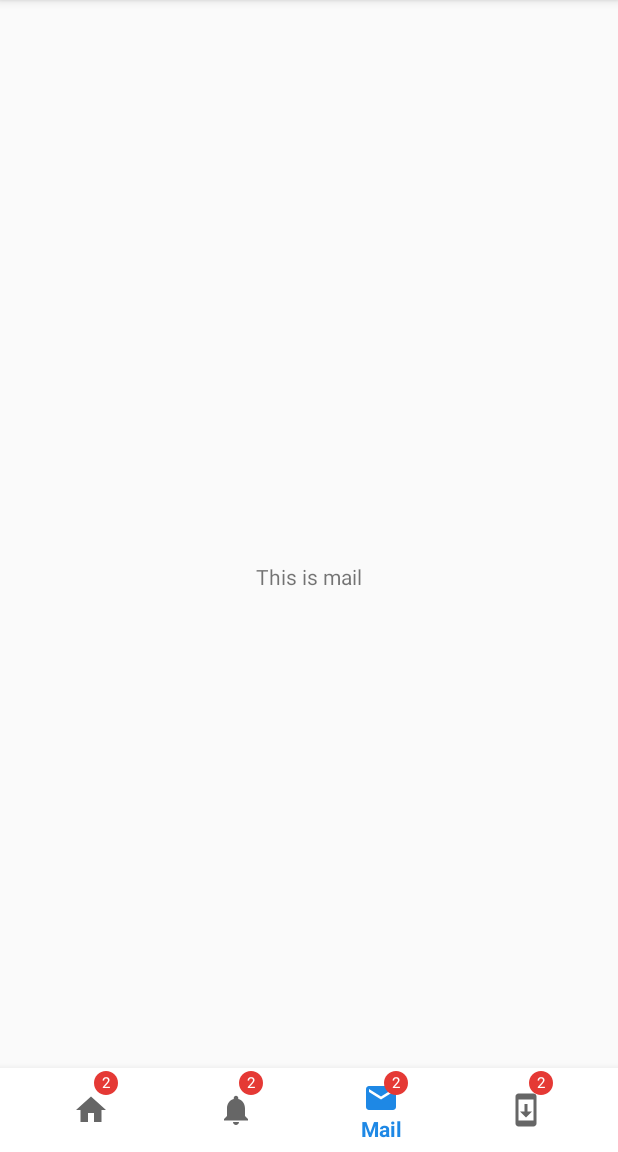
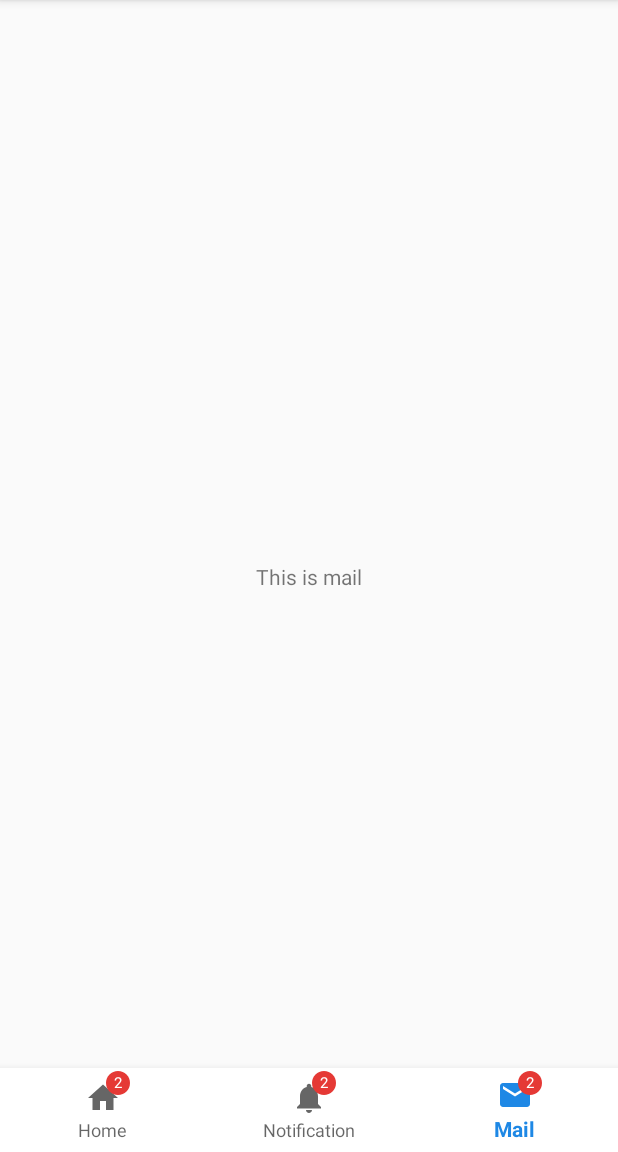
Before and after one commit to ammarptn/bottomNavBadge, an Android app: the screen it shows after launch (MainActivity), item 3 of the bottom bar chosen, on a phone screen of 412 x 824 dp, the part 84-1236 px from its top. Run offline under Robolectric (Android 15) with nearby library versions, the phone set to English and light mode, and no system bars.

```diff
--- a/app/src/main/java/com/ammarptn/bottomnavbadgelib/MainActivity.java
+++ b/app/src/main/java/com/ammarptn/bottomnavbadgelib/MainActivity.java
@@ -32,8 +32,6 @@ public class MainActivity extends AppCompatActivity {
                     title.setText("This is notification");
                 } else if (item.getItemId() == R.id.mail) {
                     title.setText("This is mail");
-                } else if (item.getItemId() == R.id.update) {
-                    title.setText("This is update");
                 }
                 return true;
             }
@@ -48,8 +46,7 @@ public class MainActivity extends AppCompatActivity {
         Badge badge3 = NotificationBadge.getBadge(bottomNavMenu, 2);
         badge3.setNumber(2);
 
-        Badge badge4 = NotificationBadge.getBadge(bottomNavMenu, 3);
-        badge4.setNumber(2);
+
 
 
     }
--- a/app/src/main/res/menu/bottom_nav_menu.xml
+++ b/app/src/main/res/menu/bottom_nav_menu.xml
@@ -16,8 +16,5 @@
         android:icon="@drawable/ic_mail"
         android:title="Mail" />
 
-    <item
-        android:id="@+id/update"
-        android:icon="@drawable/ic_system_update"
-        android:title="Update" />
+
 </menu>
```
Also changed, not shown: 1 other file.
